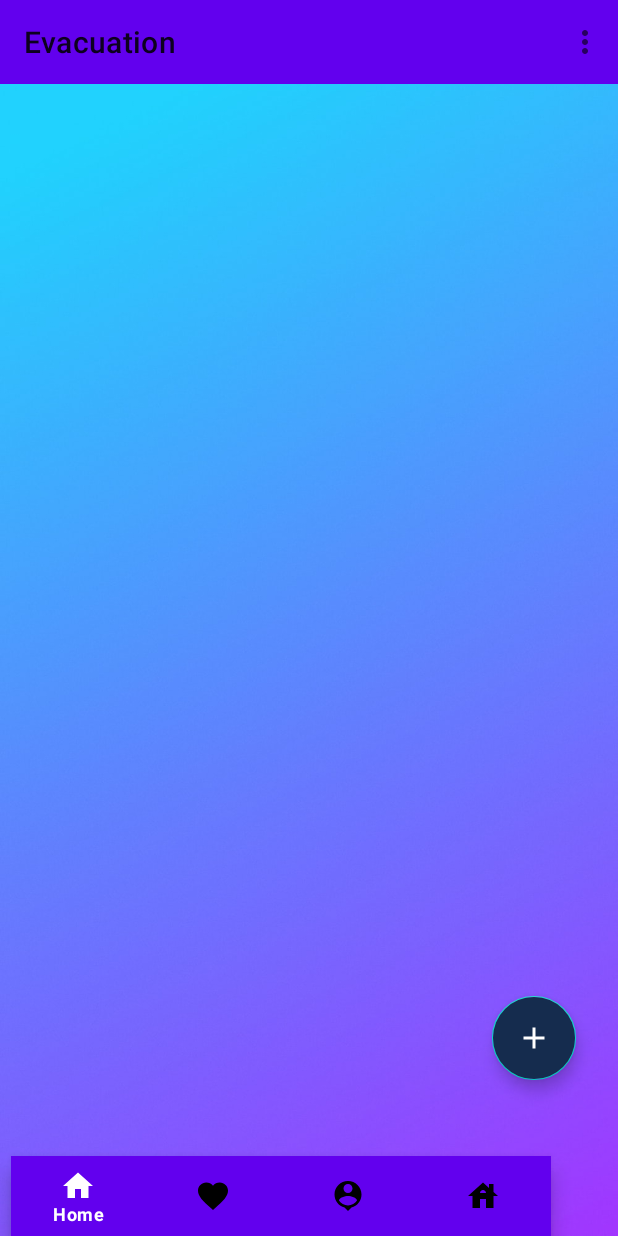
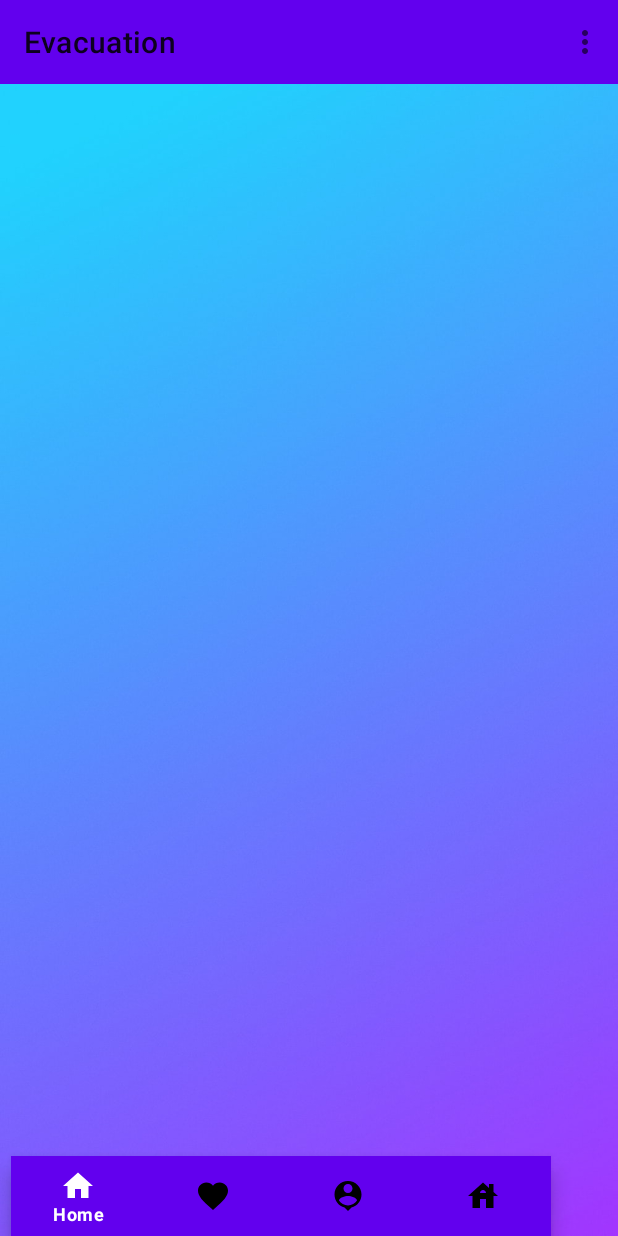
Before and after one commit to EarlFrancis123/EvacuationApp, an Android app: the UserHomeActivity screen opened directly, with no data from a screen before it, on a phone screen of 412 x 824 dp. Run offline under Robolectric (Android 15) with nearby library versions, the phone set to English and light mode, and no system bars; our stand-ins replace CircleImageView, Firebase (no records; nobody signed in at launch, a user with empty details on screens opened directly); 1 statement that could not run was skipped.

Commit message:
Final Application 06/13/2022

```diff
--- a/app/src/main/java/com/evacuationapp/finalevacuationapp/MapsFragment.java
+++ b/app/src/main/java/com/evacuationapp/finalevacuationapp/MapsFragment.java
@@ -69,7 +69,7 @@ public class MapsFragment extends Fragment {
                 // for ActivityCompat#requestPermissions for more details.
                 return;
             }
-            googleMap.setMyLocationEnabled(true);
+            googleMap.setMyLocationEnabled(false);
 
         }
     };
--- a/app/src/main/java/com/evacuationapp/finalevacuationapp/MapsFragmentNearestEvacuation.java
+++ b/app/src/main/java/com/evacuationapp/finalevacuationapp/MapsFragmentNearestEvacuation.java
@@ -67,7 +67,7 @@ public class MapsFragmentNearestEvacuation extends Fragment {
                 // for ActivityCompat#requestPermissions for more details.
                 return;
             }
-            googleMap.setMyLocationEnabled(true);
+            googleMap.setMyLocationEnabled(false);
 
         }
     };
@@ -77,7 +77,7 @@ public class MapsFragmentNearestEvacuation extends Fragment {
     public View onCreateView(@NonNull LayoutInflater inflater,
                              @Nullable ViewGroup container,
                              @Nullable Bundle savedInstanceState) {
-        View view=  inflater.inflate(R.layout.fragment_maps, container, false);
+        View view=  inflater.inflate(R.layout.fragment_maps_nearest_evacuation, container, false);
         return view; }
 
     DatabaseReference databaseReference;
--- a/app/src/main/java/com/evacuationapp/finalevacuationapp/UserHomeActivity.java
+++ b/app/src/main/java/com/evacuationapp/finalevacuationapp/UserHomeActivity.java
@@ -41,7 +41,6 @@ public class UserHomeActivity extends AppCompatActivity {
     private Toolbar mainToolbar;
     private FirebaseFirestore firestore;
     private RecyclerView mRecyclerView;
-    private FloatingActionButton fab;
     private PostAdapter adapter;
     private List<Post> list;
     private Query query;
@@ -62,18 +61,13 @@ public class UserHomeActivity extends AppCompatActivity {
         usersList = new ArrayList<>();
         adapter = new PostAdapter(UserHomeActivity.this , list, usersList);
         mRecyclerView.setAdapter(adapter);
-        fab = findViewById(R.id.floatingActionButton);
+
         setSupportActionBar(mainToolbar);
         getSupportActionBar().setTitle("Evacuation");
         bottomNavigationView = findViewById(R.id.bottom_navigator);
         bottomNavigationView.setSelectedItemId(R.id.userlandingpage);
 
-        fab.setOnClickListener(new View.OnClickListener() {
-            @Override
-            public void onClick(View v) {
-                startActivity(new Intent(UserHomeActivity.this , UserAddPostActivity.class));
-            }
-        });
+
         if (firebaseAuth.getCurrentUser() != null){
 
             mRecyclerView.addOnScrollListener(new RecyclerView.OnScrollListener() {
--- a/app/src/main/res/layout/activity_user_home.xml
+++ b/app/src/main/res/layout/activity_user_home.xml
@@ -29,19 +29,6 @@
         app:layout_constraintStart_toStartOf="parent"
         app:layout_constraintTop_toBottomOf="@+id/main_toolbar" />
 
-    <com.google.android.material.floatingactionbutton.FloatingActionButton
-        android:id="@+id/floatingActionButton"
-        android:layout_width="wrap_content"
-        android:layout_height="wrap_content"
-        android:layout_marginEnd="28dp"
-        android:layout_marginBottom="104dp"
-        android:backgroundTint="@color/dark_blue"
-        android:clickable="true"
-        app:layout_constraintBottom_toBottomOf="parent"
-        app:layout_constraintEnd_toEndOf="parent"
-        app:srcCompat="@drawable/ic_baseline_add_24"
-        app:tint="@color/white" />
-
     <com.google.android.material.bottomnavigation.BottomNavigationView
         android:id="@+id/bottom_navigator"
         android:layout_width="360dp"
```
